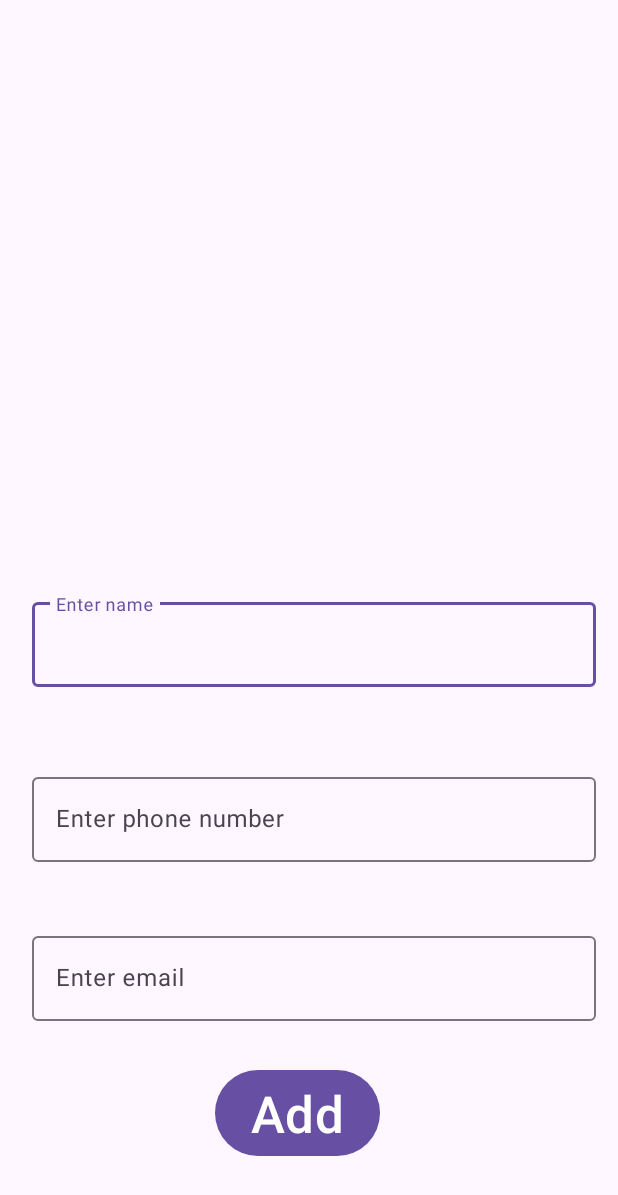
After one commit to wamboimargaret/contactsApplication, an Android app: the AddNewContact screen opened directly, with no data from a screen before it, on a phone screen of 412 x 824 dp. The commit adds this screen. Shown: the top 1195 px of the screen. Run offline under Robolectric (Android 15) with nearby library versions, the phone set to English and light mode, and no system bars.

Commit message:
Activity to add new contact

```diff
--- a/app/build.gradle
+++ b/app/build.gradle
@@ -44,4 +44,6 @@ dependencies {
     testImplementation 'junit:junit:4.13.2'
     androidTestImplementation 'androidx.test.ext:junit:1.1.5'
     androidTestImplementation 'androidx.test.espresso:espresso-core:3.5.1'
+    implementation 'com.squareup.picasso:picasso:2.8'
+    implementation 'jp.wasabeef:picasso-transformations:2.4.0'
 }
--- a/app/src/main/AndroidManifest.xml
+++ b/app/src/main/AndroidManifest.xml
@@ -1,6 +1,8 @@
 <?xml version="1.0" encoding="utf-8"?>
 <manifest xmlns:android="http://schemas.android.com/apk/res/android"
     xmlns:tools="http://schemas.android.com/tools">
+
+    <uses-permission android:name="android.permission.INTERNET" />
 
     <application
         android:allowBackup="true"
@@ -13,6 +15,9 @@
         android:theme="@style/Theme.ContactListApplication"
         tools:targetApi="31">
         <activity
+            android:name=".AddNewContact"
+            android:exported="false" />
+        <activity
             android:name=".MainActivity"
             android:exported="true">
             <intent-filter>
--- /dev/null
+++ b/app/src/main/java/megan/wamboi/contactlistapplication/AddNewContact.kt
@@ -0,0 +1,57 @@
+package megan.wamboi.contactlistapplication
+
+import androidx.appcompat.app.AppCompatActivity
+import android.os.Bundle
+import android.widget.Toast
+import megan.wamboi.contactlistapplication.databinding.ActivityAddNewContactBinding
+
+class AddNewContact : AppCompatActivity() {
+    lateinit var binding:ActivityAddNewContactBinding
+
+    override fun onCreate(savedInstanceState: Bundle?) {
+        super.onCreate(savedInstanceState)
+        binding=ActivityAddNewContactBinding.inflate(layoutInflater)
+        setContentView(binding.root)
+    }
+
+    override fun onResume() {
+        super.onResume()
+        binding.btnaddperson.setOnClickListener {
+            validateAdd()
+            clearError()
+        }
+    }
+
+    fun validateAdd(){
+        val name = binding.etname.text.toString()
+        val phone = binding.etphonenumber.text.toString()
+        val email = binding.etemail.text.toString()
+        var error = false
+
+        if (name.isBlank()){
+            binding.tilname.error = "Enter name"
+            error = true
+        }
+        if (phone.isBlank()){
+            binding.tilphonenumber.error = "Enter Phone number"
+            error = true
+        }
+
+        if (email.isBlank()){
+            binding.tilemail.error = "Enter email adress"
+            error = true
+        }
+
+        if(!error){
+            Toast.makeText(this,"Contact added successfully", Toast.LENGTH_LONG)
+                .show()
+        }
+
+    }
+
+    fun clearError(){
+        binding.tilname.error = null
+        binding.tilphonenumber.error = null
+        binding.tilemail.error = null
+    }
+}
--- /dev/null
+++ b/app/src/main/res/layout/activity_add_new_contact.xml
@@ -0,0 +1,86 @@
+<?xml version="1.0" encoding="utf-8"?>
+<androidx.constraintlayout.widget.ConstraintLayout xmlns:android="http://schemas.android.com/apk/res/android"
+    xmlns:app="http://schemas.android.com/apk/res-auto"
+    xmlns:tools="http://schemas.android.com/tools"
+    android:layout_width="match_parent"
+    android:layout_height="wrap_content"
+    tools:context=".AddNewContact">
+
+    <ImageView
+        android:id="@+id/imageView"
+        android:layout_width="wrap_content"
+        android:layout_height="wrap_content"
+        android:layout_marginEnd="142dp"
+        android:layout_marginBottom="93dp"
+        app:layout_constraintBottom_toTopOf="@+id/tilname"
+        app:layout_constraintEnd_toEndOf="parent"
+        tools:srcCompat="@tools:sample/avatars" />
+
+    <com.google.android.material.textfield.TextInputLayout
+        android:id="@+id/tilname"
+        android:layout_width="376dp"
+        android:layout_height="wrap_content"
+        android:layout_marginStart="21dp"
+        android:layout_marginEnd="15dp"
+        android:layout_marginBottom="366dp"
+        app:layout_constraintBottom_toBottomOf="parent"
+        app:layout_constraintEnd_toEndOf="parent"
+        app:layout_constraintStart_toStartOf="parent">
+
+        <com.google.android.material.textfield.TextInputEditText
+            android:id="@+id/etname"
+            android:layout_width="match_parent"
+            android:layout_height="wrap_content"
+            android:hint="Enter name" />
+    </com.google.android.material.textfield.TextInputLayout>
+
+    <com.google.android.material.textfield.TextInputLayout
+        android:id="@+id/tilphonenumber"
+        android:layout_width="376dp"
+        android:layout_height="wrap_content"
+        android:layout_marginStart="21dp"
+        android:layout_marginEnd="15dp"
+        android:layout_marginBottom="249dp"
+        app:layout_constraintBottom_toBottomOf="parent"
+        app:layout_constraintEnd_toEndOf="parent"
+        app:layout_constraintStart_toStartOf="parent">
+
+        <com.google.android.material.textfield.TextInputEditText
+            android:id="@+id/etphonenumber"
+            android:layout_width="match_parent"
+            android:layout_height="wrap_content"
+            android:hint="Enter phone number" />
+    </com.google.android.material.textfield.TextInputLayout>
+
+    <com.google.android.material.textfield.TextInputLayout
+        android:id="@+id/tilemail"
+        android:layout_width="376dp"
+        android:layout_height="wrap_content"
+        android:layout_marginStart="21dp"
+        android:layout_marginEnd="15dp"
+        android:layout_marginBottom="143dp"
+        app:layout_constraintBottom_toBottomOf="parent"
+        app:layout_constraintEnd_toEndOf="parent"
+        app:layout_constraintStart_toStartOf="parent">
+
+        <com.google.android.material.textfield.TextInputEditText
+            android:id="@+id/etemail"
+            android:layout_width="match_parent"
+            android:layout_height="wrap_content"
+            android:hint="Enter email" />
+    </com.google.android.material.textfield.TextInputLayout>
+
+    <Button
+        android:id="@+id/btnaddperson"
+        android:layout_width="wrap_content"
+        android:layout_height="wrap_content"
+        android:layout_marginStart="154dp"
+        android:layout_marginEnd="169dp"
+        android:layout_marginBottom="49dp"
+        android:text="Add"
+        android:textSize="34sp"
+        app:layout_constraintBottom_toBottomOf="parent"
+        app:layout_constraintEnd_toEndOf="parent"
+        app:layout_constraintStart_toStartOf="parent" />
+
+</androidx.constraintlayout.widget.ConstraintLayout>
```
Also changed, not shown: app/src/main/java/megan/wamboi/contactlistapplication/ContactsAdapter.kt (+12 -0 lines), app/src/main/java/megan/wamboi/contactlistapplication/MainActivity.kt (+17 -9 lines), app/src/main/res/layout/activity_main.xml (+11 -0 lines), app/src/main/res/layout/contact_list_item.xml (+15 -2 lines).
